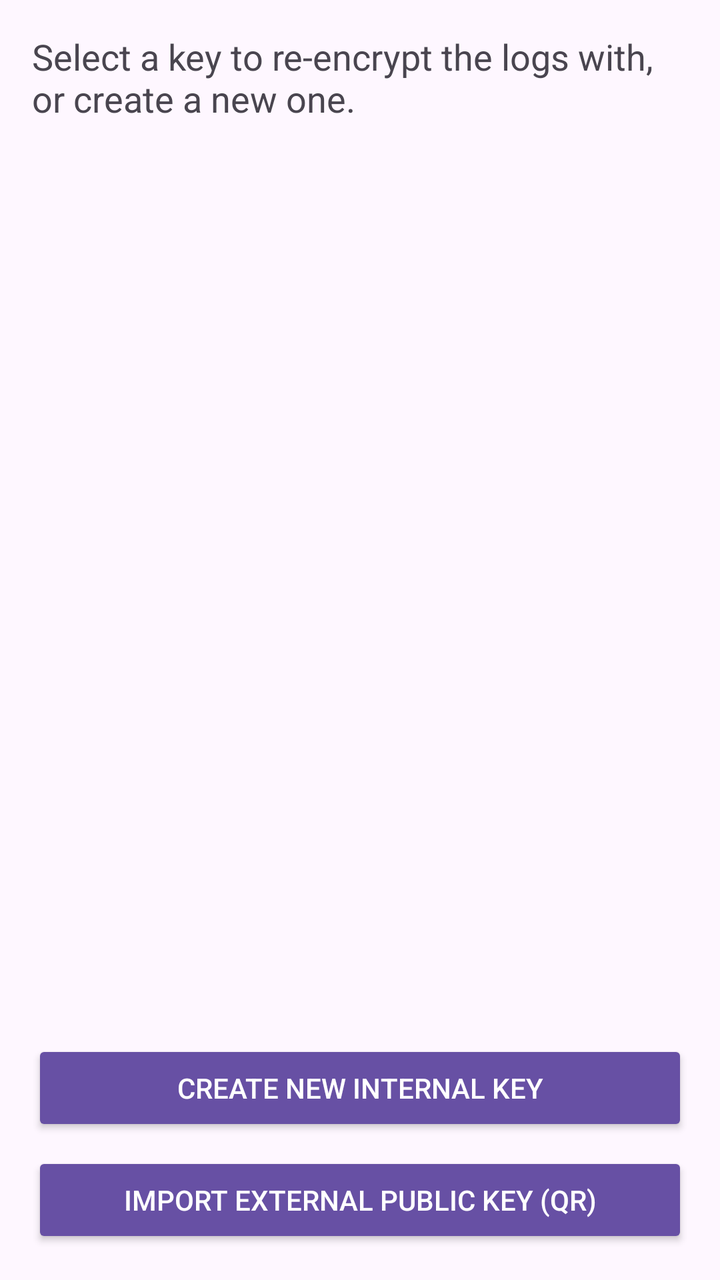
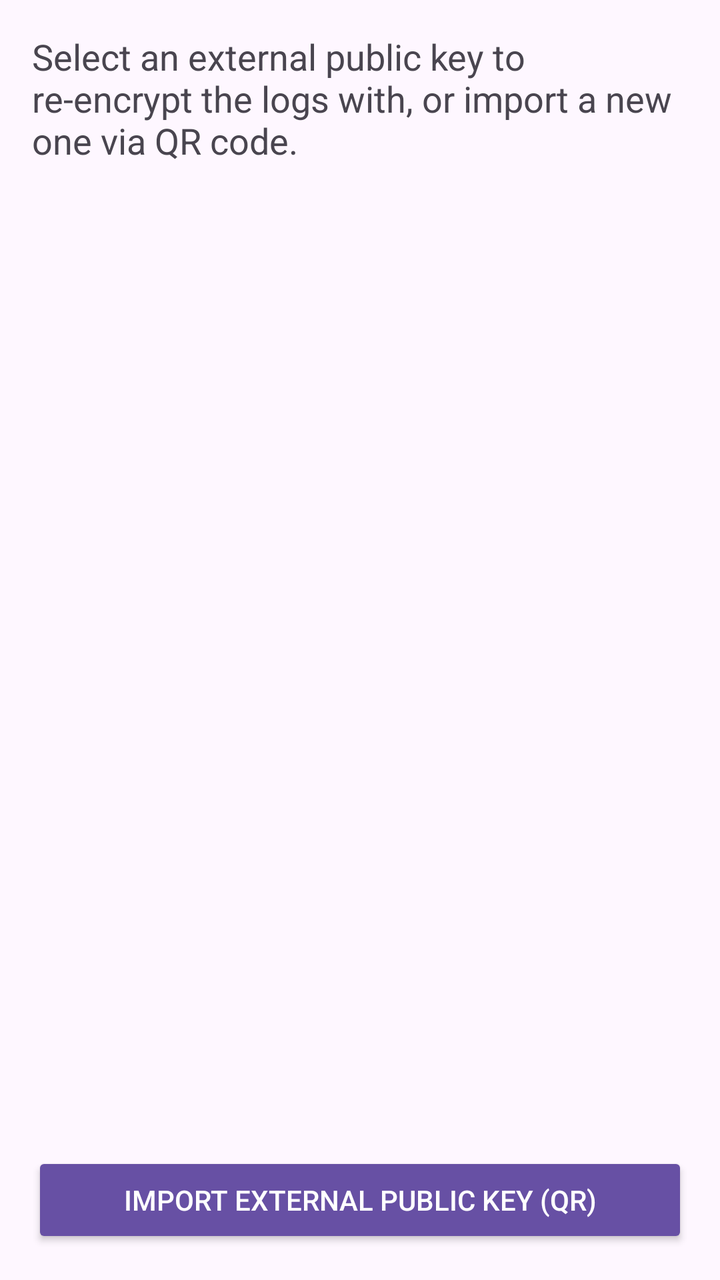

The first picture is an Android layout as it rendered before a commit; the second is the same layout after the commit. The layout source and the unified diff follow.
<!-- AndroidManifest.xml: application theme Theme.Crumbles -->
<!-- res/layout/activity_re_encrypt_keys.xml -->
<?xml version="1.0" encoding="utf-8"?>
<LinearLayout xmlns:android="http://schemas.android.com/apk/res/android"
    xmlns:tools="http://schemas.android.com/tools"
    android:layout_width="match_parent"
    android:layout_height="match_parent"
    android:orientation="vertical"
    android:padding="16dp"
    android:fitsSystemWindows="true"
    tools:context=".CrumblesReEncryptKeysActivity">

    <TextView
        android:layout_width="wrap_content"
        android:layout_height="wrap_content"
        android:layout_marginBottom="8dp"
        android:text="@string/re_encrypt_keys_options"
        android:textAppearance="?android:attr/textAppearanceMedium" />

    <ListView
        android:id="@+id/re_encrypt_key_list"
        android:layout_width="match_parent"
        android:layout_height="0dp"
        android:layout_weight="1" />

    <Button
        android:id="@+id/btn_create_internal_re_encrypt_key"
        style="@style/Widget.AppCompat.Button.Colored"
        android:layout_width="match_parent"
        android:layout_height="wrap_content"
        android:layout_marginTop="8dp"
        android:text="@string/re_encrypt_keys_new_internal_key_button" />

    <Button
        android:id="@+id/btn_import_external_re_encrypt_key"
        style="@style/Widget.AppCompat.Button.Colored"
        android:layout_width="match_parent"
        android:layout_height="wrap_content"
        android:layout_marginTop="8dp"
        android:text="@string/re_encrypt_keys_import_external_public_key_qr_button" />

</LinearLayout>
<!-- resources referenced by this layout -->
<resources>
  <string name="re_encrypt_keys_import_external_public_key_qr_button" description="Button label for importing an external public key for re-encryption. [CHAR LIMIT=NONE]">Import External Public Key (QR)</string>
  <string name="re_encrypt_keys_new_internal_key_button" description="Button label for creating a new internal key for re-encryption. [CHAR LIMIT=NONE]">Create New Internal Key</string>
  <string name="re_encrypt_keys_options" description="Message displayed to choose a re-encryption key either new or existing. [CHAR LIMIT=NONE]">Select a key to re-encrypt the logs with, or create a new one.</string>
  <style name="Theme.Crumbles" parent="Base.Theme.Crumbles" />
  <style name="Base.Theme.Crumbles" parent="Theme.Material3.DayNight">
        </style>
</resources>

<!-- the commit's change to res/layout/activity_re_encrypt_keys.xml (unified diff, before → after) -->
@@ -22,14 +22,6 @@
         android:layout_weight="1" />
 
     <Button
-        android:id="@+id/btn_create_internal_re_encrypt_key"
-        style="@style/Widget.AppCompat.Button.Colored"
-        android:layout_width="match_parent"
-        android:layout_height="wrap_content"
-        android:layout_marginTop="8dp"
-        android:text="@string/re_encrypt_keys_new_internal_key_button" />
-
-    <Button
         android:id="@+id/btn_import_external_re_encrypt_key"
         style="@style/Widget.AppCompat.Button.Colored"
         android:layout_width="match_parent"
<!-- resource entries referenced after the edit -->
@@ -1,8 +1,7 @@
 <!-- resources referenced by this layout -->
 <resources>
   <string name="re_encrypt_keys_import_external_public_key_qr_button" description="Button label for importing an external public key for re-encryption. [CHAR LIMIT=NONE]">Import External Public Key (QR)</string>
-  <string name="re_encrypt_keys_new_internal_key_button" description="Button label for creating a new internal key for re-encryption. [CHAR LIMIT=NONE]">Create New Internal Key</string>
-  <string name="re_encrypt_keys_options" description="Message displayed to choose a re-encryption key either new or existing. [CHAR LIMIT=NONE]">Select a key to re-encrypt the logs with, or create a new one.</string>
+  <string name="re_encrypt_keys_options" description="Message displayed to choose a re-encryption key either new or existing. [CHAR LIMIT=NONE]">Select an external public key to re-encrypt the logs with, or import a new one via QR code.</string>
   <style name="Theme.Crumbles" parent="Base.Theme.Crumbles" />
   <style name="Base.Theme.Crumbles" parent="Theme.Material3.DayNight">
         </style>
